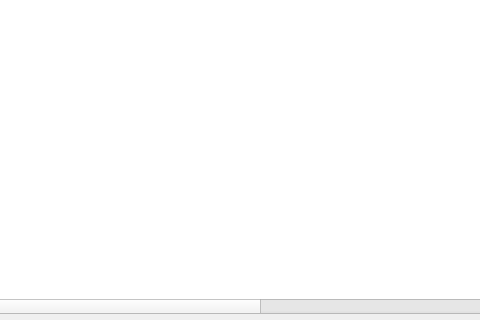
vzilkov/python_lrn, file main.ui: the form before one commit; both pictures show x 245 to 725 and y 307 to 627 of the 1200 by 627 pixel window.
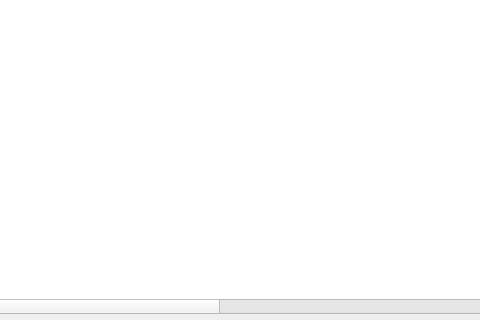
The form after the commit.

Commit message: renamed udp_rcv.py, in test.py put data into class, UI has additional columns

Diff of the .ui file:
```diff
--- a/main.ui
+++ b/main.ui
@@ -311,6 +311,19 @@
      <set>AlignCenter</set>
     </property>
    </column>
+   <column>
+    <property name="text">
+     <string notr="true">Status</string>
+    </property>
+    <property name="font">
+     <font>
+      <kerning>false</kerning>
+     </font>
+    </property>
+    <property name="textAlignment">
+     <set>AlignCenter</set>
+    </property>
+   </column>
   </widget>
  </widget>
  <resources/>
```
The commit also changes 2 other files.
